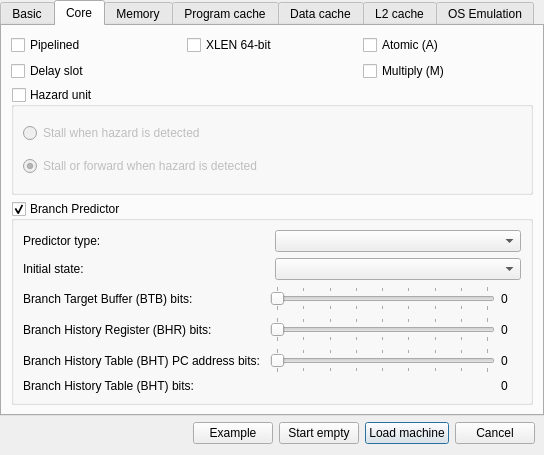
First picture: the form in src/gui/dialogs/new/NewDialog.ui, repository cvut/qtrvsim, before the edit.
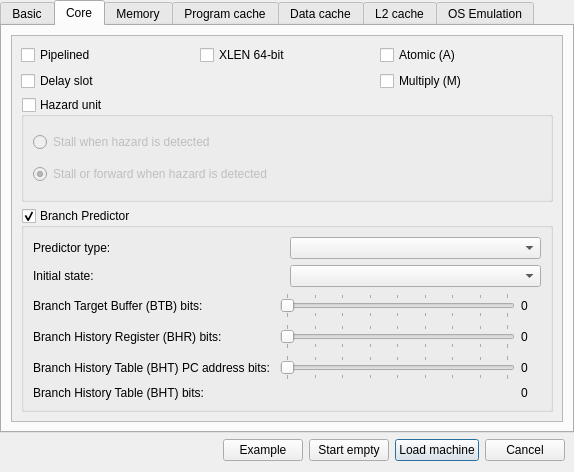
Second picture: the form after the edit. The open tabs and pages were chosen to show the change.

```diff
--- a/src/gui/dialogs/new/NewDialog.ui
+++ b/src/gui/dialogs/new/NewDialog.ui
@@ -6,8 +6,8 @@
    <rect>
     <x>0</x>
     <y>0</y>
-    <width>544</width>
-    <height>455</height>
+    <width>574</width>
+    <height>472</height>
    </rect>
   </property>
   <property name="windowTitle">
@@ -139,6 +139,21 @@
         <enum>QLayout::SetDefaultConstraint</enum>
        </property>
        <item>
+        <widget class="QScrollArea" name="scroll_core">
+         <property name="widgetResizable">
+          <bool>true</bool>
+         </property>
+         <widget class="QWidget" name="layout_scroll_core">
+          <property name="geometry">
+           <rect>
+            <x>0</x>
+            <y>0</y>
+            <width>536</width>
+            <height>384</height>
+           </rect>
+          </property>
+          <layout class="QVBoxLayout" name="verticalLayout_8">
+           <item>
         <layout class="QGridLayout" name="gridLayoutIsa">
          <item row="0" column="0">
           <widget class="QCheckBox" name="pipelined">
@@ -391,6 +406,10 @@
            </layout>
           </item>
          </layout>
+            </widget>
+           </item>
+          </layout>
+         </widget>
         </widget>
        </item>
       </layout>
```
Lines whose indentation alone changed are shown as unchanged.
